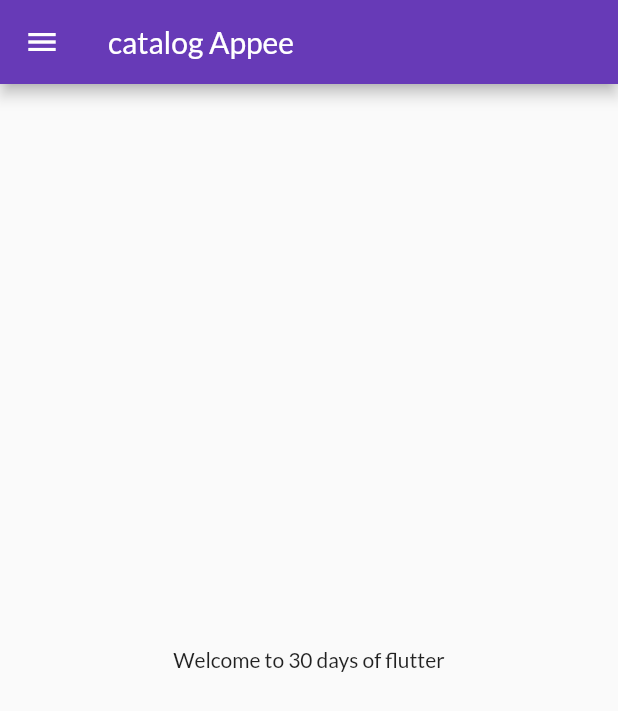
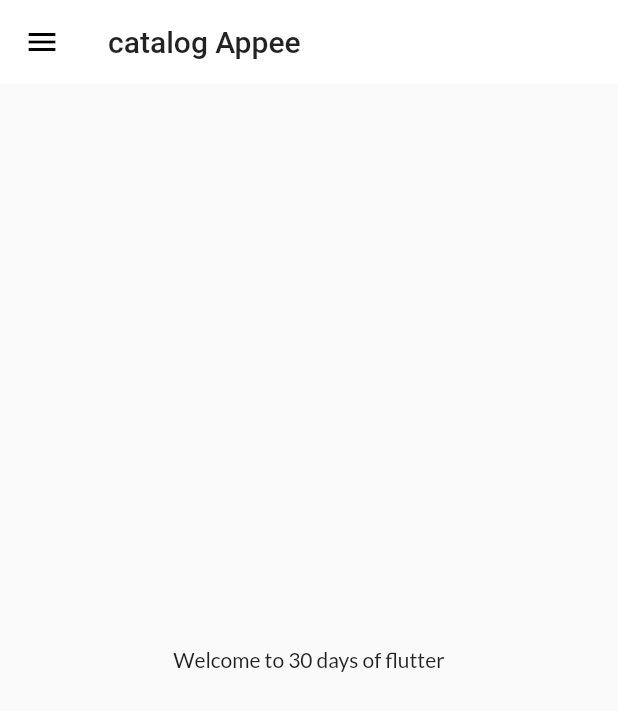
Before and after one commit to Sushil-Dhoundiyal/Flutter_Project, a Flutter app: the screen it shows after launch, on a phone screen of 412 x 824 dp. Shown: the top 711 px of the screen. Run offline on Flutter 3.47's test engine with Material 2 defaults, Android fonts, the phone set to English and light mode, and no system bars; our stand-ins replace google_fonts.

Commit message:
themes extracted

```diff
--- a/firstapp/lib/main.dart
+++ b/firstapp/lib/main.dart
@@ -1,7 +1,7 @@
 import 'package:firstapp/pages/login_page.dart';
 import 'package:firstapp/utils/routes.dart';
+import 'package:firstapp/widgets/themes.dart';
 import 'package:flutter/material.dart';
-import 'package:google_fonts/google_fonts.dart';
 import 'pages/home_page.dart';
 
 void main() {
@@ -12,16 +12,11 @@ class MyApp extends StatelessWidget {
   @override
   Widget build(BuildContext context) {
     return MaterialApp(
-      debugShowCheckedModeBanner: false,
       //home: HomePage(),
       themeMode: ThemeMode.light,
-      theme: ThemeData(
-        primarySwatch: Colors.deepPurple,
-        fontFamily: GoogleFonts.lato().fontFamily,
-      ),
-      darkTheme: ThemeData(
-        brightness: Brightness.dark,
-      ),
+      theme: MyTheme.lightTheme(context),
+      darkTheme: MyTheme.darkTheme(context),
+      debugShowCheckedModeBanner: false,
       initialRoute: MyRoutes.homeRoute,
       routes: {
         "/": (context) => LoginPage(),
--- a/firstapp/lib/pages/home_page.dart
+++ b/firstapp/lib/pages/home_page.dart
@@ -1,4 +1,5 @@
 import 'package:flutter/material.dart';
+import 'package:firstapp/widgets/drawer.dart';
 
 class HomePage extends StatelessWidget {
   final int days = 30;
--- /dev/null
+++ b/firstapp/lib/widgets/themes.dart
@@ -0,0 +1,18 @@
+import 'package:flutter/material.dart';
+import 'package:google_fonts/google_fonts.dart';
+
+class MyTheme{
+  static ThemeData lightTheme(BuildContext context) => ThemeData(
+        primarySwatch: Colors.deepPurple,
+        fontFamily: GoogleFonts.lato().fontFamily,
+        appBarTheme: AppBarTheme(
+          color: Colors.white,
+          elevation: 0.0,
+          iconTheme: IconThemeData(color: Colors.black),
+          textTheme: Theme.of(context).textTheme,
+        ));
+
+  static ThemeData darkTheme(BuildContext context) => ThemeData(
+        brightness: Brightness.dark,
+        );
+}
```
